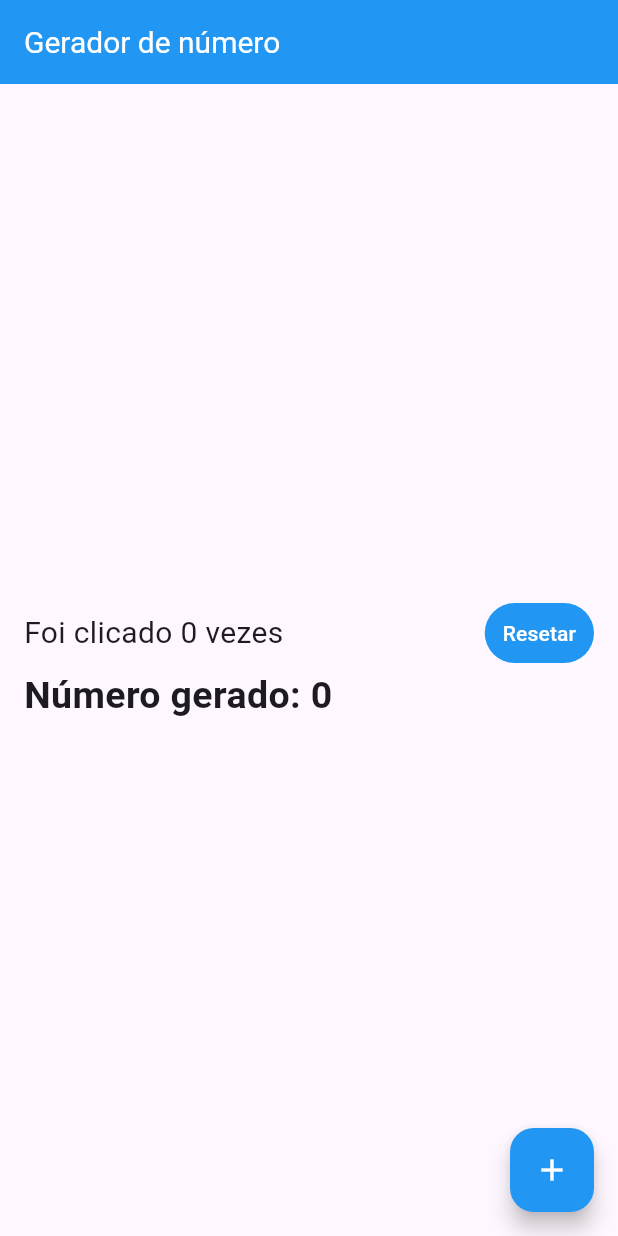
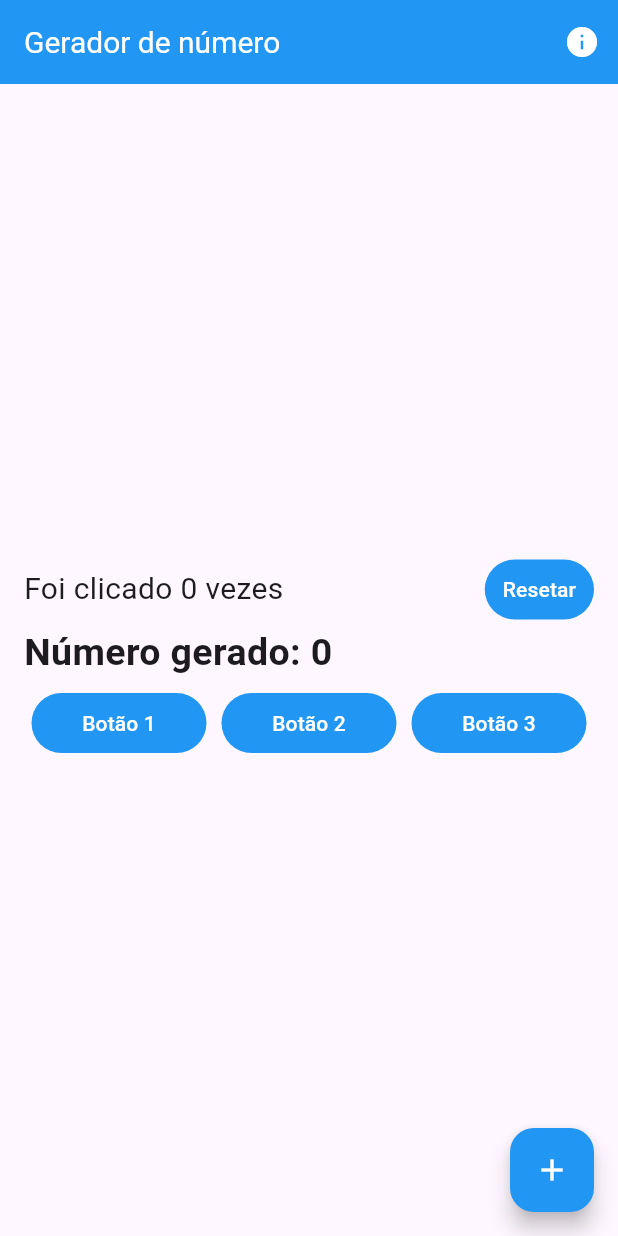
Before and after one commit to gabrielcamurcab/number-generator-flutter, a Flutter app: the screen it shows after launch, on a phone screen of 412 x 824 dp. Run offline on Flutter 3.47's test engine with Material 3 defaults, Android fonts, the phone set to English and light mode, and no system bars; our stand-ins replace google_fonts.

Commit message:
Leard organization of Expanded()

```diff
--- a/lib/pages/home_page.dart
+++ b/lib/pages/home_page.dart
@@ -21,7 +21,16 @@ class _HomePageState extends State<HomePage> {
             'Gerador de número',
             // style: GoogleFonts.boogaloo()
           ),
+          actions: <Widget>[
+            IconButton(
+              icon: const Icon(Icons.info),
+              tooltip: 'Show Snackbar',
+              onPressed: () {
+                ScaffoldMessenger.of(context).showSnackBar(
+                    const SnackBar(content: Text('Versão do app: v1.0.0')));
+              },
             ),
+          ]),
       body: Container(
         margin: const EdgeInsets.symmetric(horizontal: 16, vertical: 8),
         child: Column(
@@ -44,16 +53,68 @@ class _HomePageState extends State<HomePage> {
                     },
                     style: TextButton.styleFrom(
                         backgroundColor: Colors.blue,
-                      foregroundColor: Colors.white
-                    ),
+                        foregroundColor: Colors.white),
                     child: const Text("Resetar"),
                   )
                 ],
               ),
               Text(
                 "Número gerado: $randomNumber",
-                style: GoogleFonts.roboto(fontSize: 25, fontWeight: FontWeight.bold),
+                style: GoogleFonts.roboto(
+                    fontSize: 25, fontWeight: FontWeight.bold),
               ),
+              Row(
+                children: [
+                  Expanded(
+                    child: Container(
+                      margin: const EdgeInsets.all(5),
+                      child: TextButton(
+                        onPressed: () {
+                          setState(() {
+
+                          });
+                        },
+                        style: TextButton.styleFrom(
+                            backgroundColor: Colors.blue,
+                            foregroundColor: Colors.white),
+                        child: const Text("Botão 1"),
+                      ),
+                    ),
+                  ),
+                  Expanded(
+                    child: Container(
+                      margin: const EdgeInsets.all(5),
+                      child: TextButton(
+                        onPressed: () {
+                          setState(() {
+
+                          });
+                        },
+                        style: TextButton.styleFrom(
+                            backgroundColor: Colors.blue,
+                            foregroundColor: Colors.white),
+                        child: const Text("Botão 2"),
+                      ),
+                    ),
+                  ),
+                  Expanded(
+                    child: Container(
+                      margin: const EdgeInsets.all(5),
+                      child: TextButton(
+                        onPressed: () {
+                          setState(() {
+
+                          });
+                        },
+                        style: TextButton.styleFrom(
+                            backgroundColor: Colors.blue,
+                            foregroundColor: Colors.white),
+                        child: const Text("Botão 3"),
+                      ),
+                    ),
+                  )
+                ],
+              )
             ]),
       ),
       floatingActionButton: FloatingActionButton(
```
Lines whose indentation alone changed are shown as unchanged.
